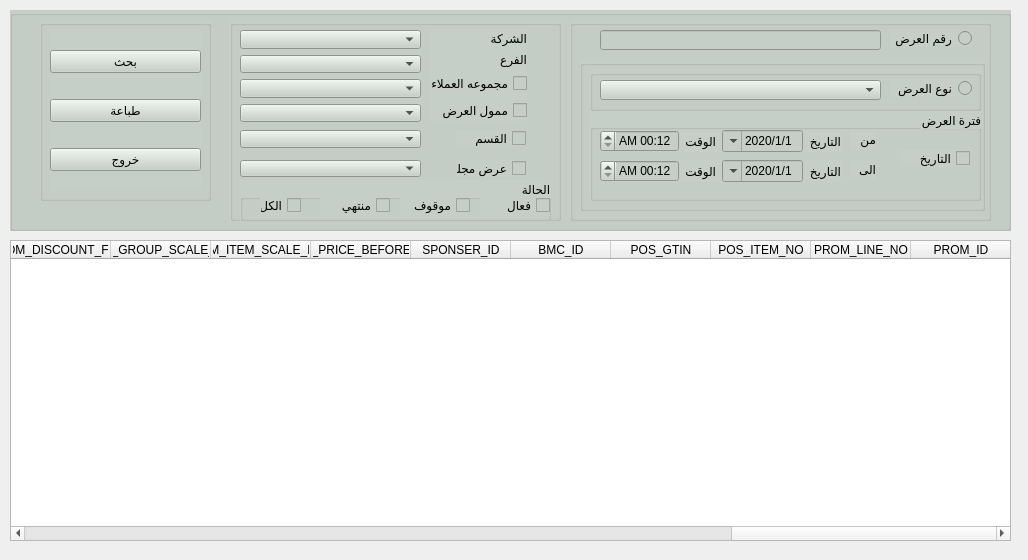
This is presentation/reports_ui/Promotion_display.ui in shymaa123456/HyperPOS2020 as Qt 5 draws it before an edit. The edited form follows.
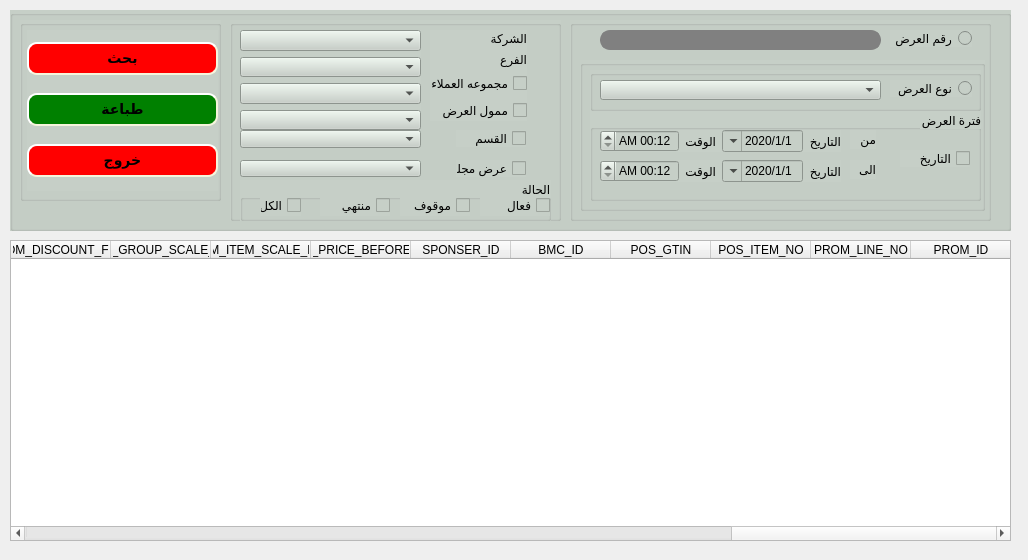
This is the edited form.

```diff
--- a/presentation/reports_ui/Promotion_display.ui
+++ b/presentation/reports_ui/Promotion_display.ui
@@ -89,12 +89,16 @@
        <x>10</x>
        <y>10</y>
        <width>181</width>
-       <height>92</height>
+       <height>100</height>
       </rect>
      </property>
      <layout class="QVBoxLayout" name="verticalLayout_3">
       <item>
-       <widget class="QComboBox" name="Qcombo_company"/>
+       <widget class="QComboBox" name="Qcombo_company">
+        <property name="styleSheet">
+         <string notr="true"/>
+        </property>
+       </widget>
       </item>
       <item>
        <widget class="QComboBox" name="Qcombo_branch">
@@ -103,13 +107,24 @@
           <kerning>true</kerning>
          </font>
         </property>
+        <property name="styleSheet">
+         <string notr="true"/>
+        </property>
        </widget>
       </item>
       <item>
-       <widget class="QComboBox" name="Qcombo_cust_group"/>
+       <widget class="QComboBox" name="Qcombo_cust_group">
+        <property name="styleSheet">
+         <string notr="true"/>
+        </property>
+       </widget>
       </item>
       <item>
-       <widget class="QComboBox" name="Qcombo_sponsor"/>
+       <widget class="QComboBox" name="Qcombo_sponsor">
+        <property name="styleSheet">
+         <string notr="true"/>
+        </property>
+       </widget>
       </item>
      </layout>
     </widget>
@@ -316,6 +331,13 @@
        <height>20</height>
       </rect>
      </property>
+     <property name="styleSheet">
+      <string notr="true"> border: 2px solid gray;
+    border-radius: 10px;
+    padding: 0 8px;
+    background: gray;
+    selection-background-color: darkgray;</string>
+     </property>
     </widget>
     <widget class="QGroupBox" name="QgroupBox_prom">
      <property name="enabled">
@@ -592,9 +614,9 @@
    <widget class="QGroupBox" name="groupBox_8">
     <property name="geometry">
      <rect>
-      <x>30</x>
+      <x>10</x>
       <y>10</y>
-      <width>171</width>
+      <width>201</width>
       <height>181</height>
      </rect>
     </property>
@@ -604,9 +626,9 @@
     <widget class="QWidget" name="layoutWidget">
      <property name="geometry">
       <rect>
-       <x>10</x>
+       <x>7</x>
        <y>10</y>
-       <width>151</width>
+       <width>191</width>
        <height>161</height>
       </rect>
      </property>
@@ -619,6 +641,16 @@
           <verstretch>0</verstretch>
          </sizepolicy>
         </property>
+        <property name="styleSheet">
+         <string notr="true"> background-color: red;
+    border-style: outset;
+    border-width: 2px;
+    border-radius: 10px;
+    border-color: beige;
+    font: bold 14px;
+    min-width: 10em;
+    padding: 6px;</string>
+        </property>
         <property name="text">
          <string>بحث</string>
         </property>
@@ -632,6 +664,16 @@
           <verstretch>0</verstretch>
          </sizepolicy>
         </property>
+        <property name="styleSheet">
+         <string notr="true"> background-color: green;
+    border-style: outset;
+    border-width: 2px;
+    border-radius: 10px;
+    border-color: beige;
+    font: bold 14px;
+    min-width: 10em;
+    padding: 6px;</string>
+        </property>
         <property name="text">
          <string>طباعة</string>
         </property>
@@ -647,9 +689,22 @@
         </property>
         <property name="font">
          <font>
-          <kerning>true</kerning>
+          <pointsize>-1</pointsize>
+          <weight>75</weight>
+          <italic>false</italic>
+          <bold>true</bold>
          </font>
         </property>
+        <property name="styleSheet">
+         <string notr="true"> background-color: red;
+    border-style: outset;
+    border-width: 2px;
+    border-radius: 10px;
+    border-color: beige;
+    font: bold 14px;
+    min-width: 10em;
+    padding: 6px;</string>
+        </property>
         <property name="text">
          <string>خروج</string>
         </property>
```
Left out of the diff: 9 changed lines with no effect on the pictures.
